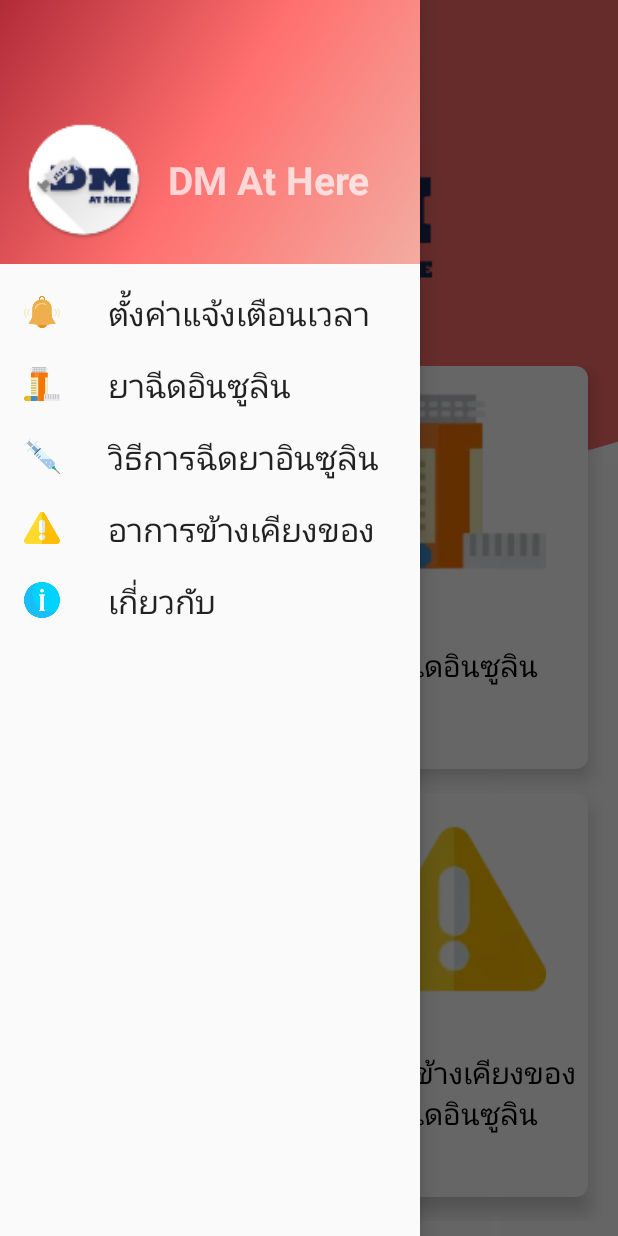
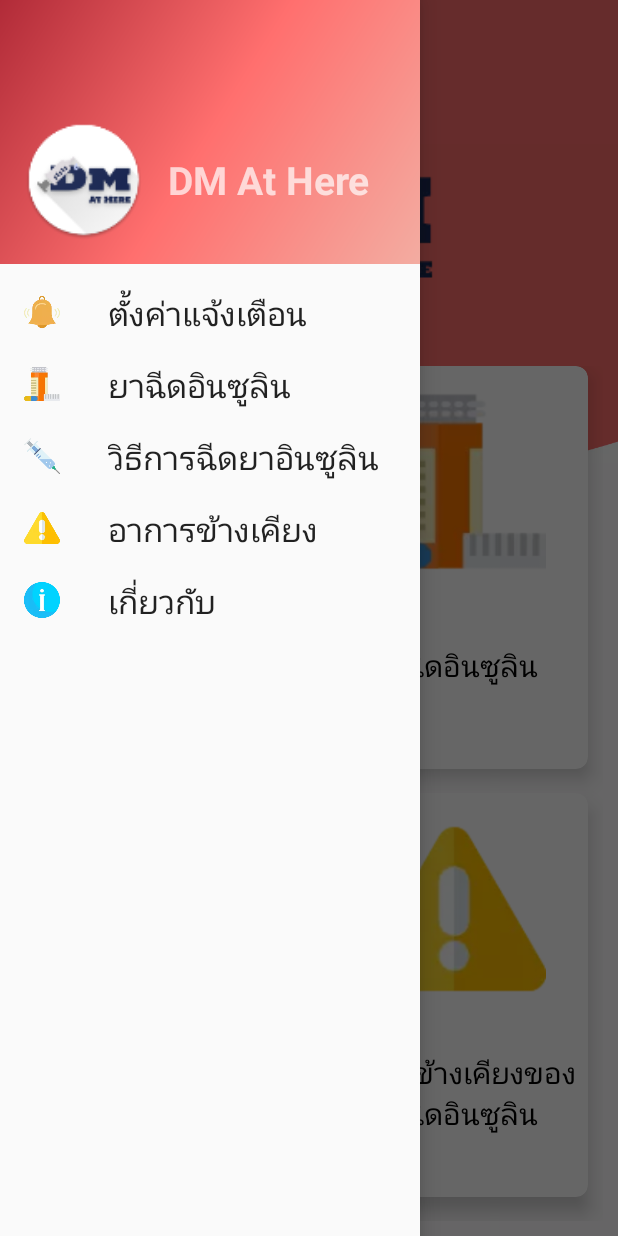
Before and after one commit to peeranont-ja/DmAtHere, an Android app: the screen it shows after launch (MainActivity), with the side drawer open, on a phone screen of 412 x 824 dp. Run offline under Robolectric (Android 15) with nearby library versions, the phone set to English and light mode, and no system bars.

Commit message:
Refine Wording

```diff
--- a/app/src/main/res/menu/activity_main_drawer.xml
+++ b/app/src/main/res/menu/activity_main_drawer.xml
@@ -7,7 +7,7 @@
         <item
             android:id="@+id/nav_alarm"
             android:icon="@drawable/ic_bell_alarm"
-            android:title="ตั้งค่าแจ้งเตือนเวลาฉีดอินซูลิน" />
+            android:title="ตั้งค่าแจ้งเตือน" />
 
         <item
             android:id="@+id/nav_drugs"
@@ -22,7 +22,7 @@
         <item
             android:id="@+id/nav_side_effect"
             android:icon="@drawable/ic_warning"
-            android:title="อาการข้างเคียงของยาฉีดอินซูลิน" />
+            android:title="อาการข้างเคียง" />
         <item
             android:id="@+id/nav_about"
             android:icon="@drawable/ic_info"
```
